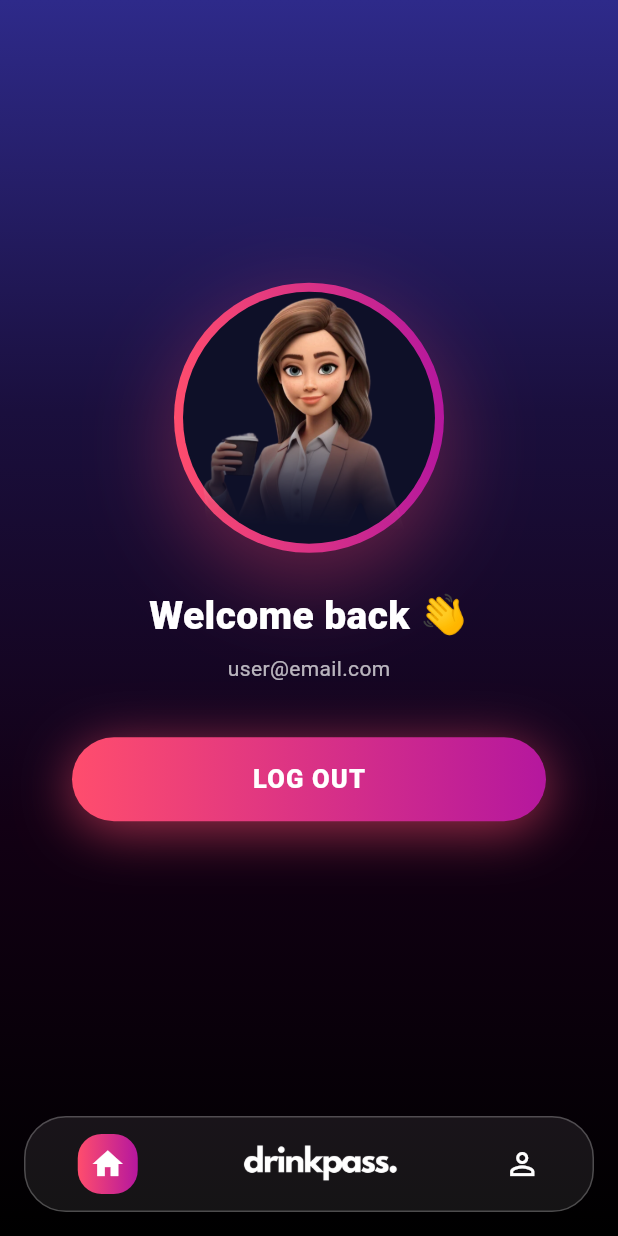
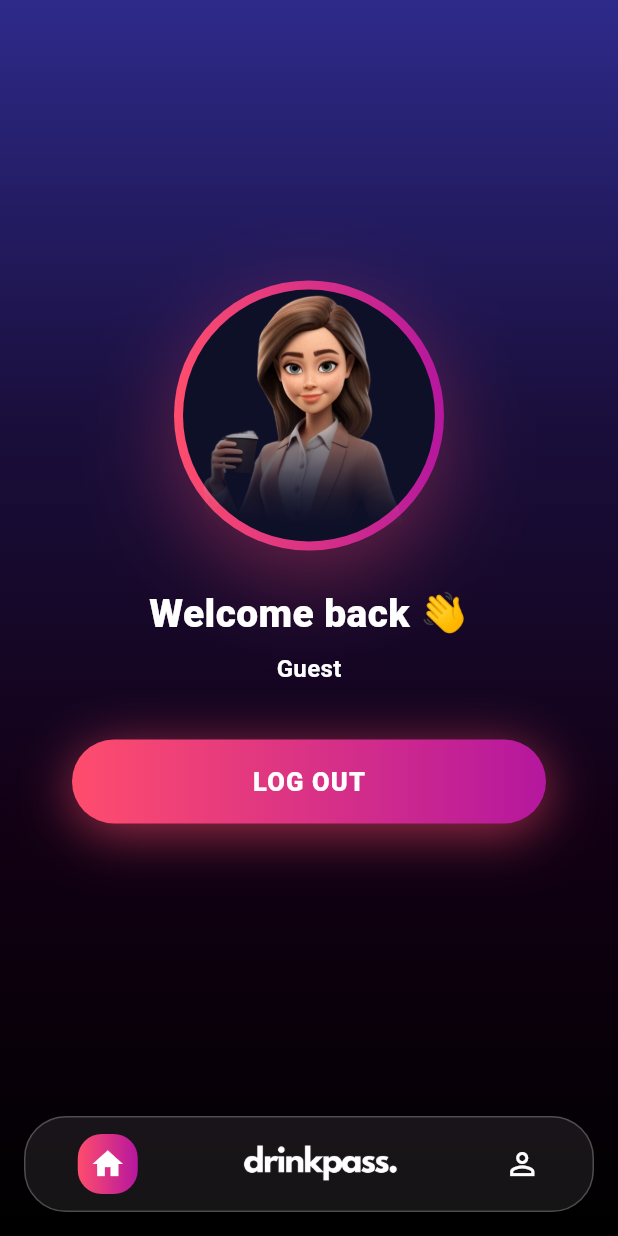
Before and after one commit to lukacetkovic/DrinkPass_projekat, a Flutter app: the MyProfileScreen screen opened by its route, on a phone screen of 412 x 824 dp. Run offline on Flutter 3.47's test engine with Material 3 defaults, Android fonts, the phone set to English and light mode, and no system bars; our stand-ins replace firebase_auth, firebase_core; accounts and stored records are empty; Roboto replaces fonts that are missing (Poppins).

Commit message:
Dodavanje POP-up-ova za pravila prilikom login-a ili pravljenja novog profila i dodavanje username-a na myprofile screen

```diff
--- a/lib/screens/myProfile_screen.dart
+++ b/lib/screens/myProfile_screen.dart
@@ -49,6 +49,12 @@ class MyProfileScreen extends StatelessWidget {
   }
 
   Widget _loggedInContent(BuildContext context) {
+    final user = context.watch<AuthState>().user;
+    final displayName = user?.displayName?.trim();
+    final email = user?.email?.trim();
+    final nameToShow = (displayName != null && displayName.isNotEmpty)
+        ? displayName
+        : 'Guest';
     return Column(
       mainAxisAlignment: MainAxisAlignment.center,
       children: [
@@ -67,14 +73,26 @@ class MyProfileScreen extends StatelessWidget {
 
         const SizedBox(height: 6),
 
-        const Text(
-          'user@email.com',
-          style: TextStyle(
+        Text(
+          nameToShow,
+          style: const TextStyle(
             fontFamily: 'Poppins',
-            fontSize: 14,
-            color: Colors.white70,
+            fontSize: 16,
+            color: Colors.white,
+            fontWeight: FontWeight.w700,
           ),
         ),
+        if (email != null && email.isNotEmpty) ...[
+          const SizedBox(height: 4),
+          Text(
+            email,
+            style: const TextStyle(
+              fontFamily: 'Poppins',
+              fontSize: 14,
+              color: Colors.white70,
+            ),
+          ),
+        ],
 
         const SizedBox(height: 36),
 
```
Also changed, not shown: lib/screens/createNewAcc_screen.dart (+53 -10 lines), lib/screens/login_screen.dart (+86 -27 lines), lib/state/auth_state.dart (+8 -1 lines), 3 other files.
